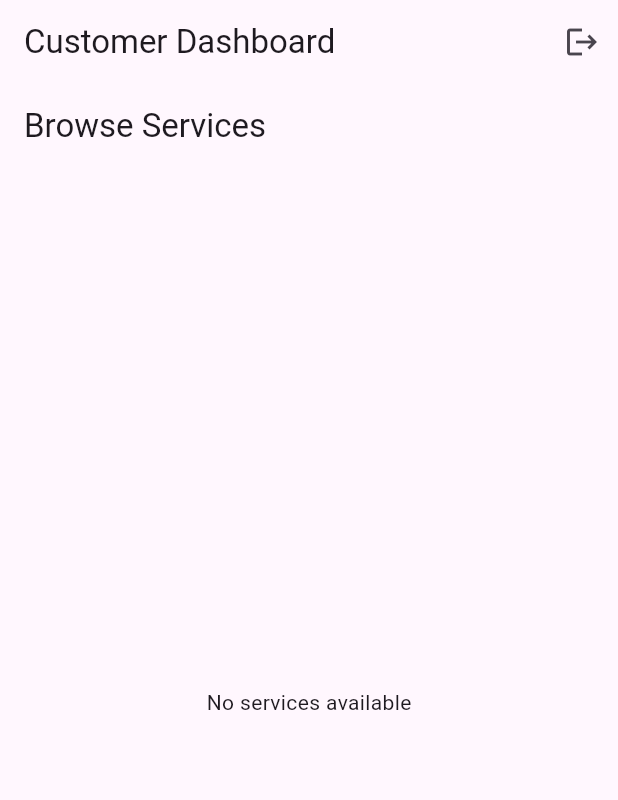
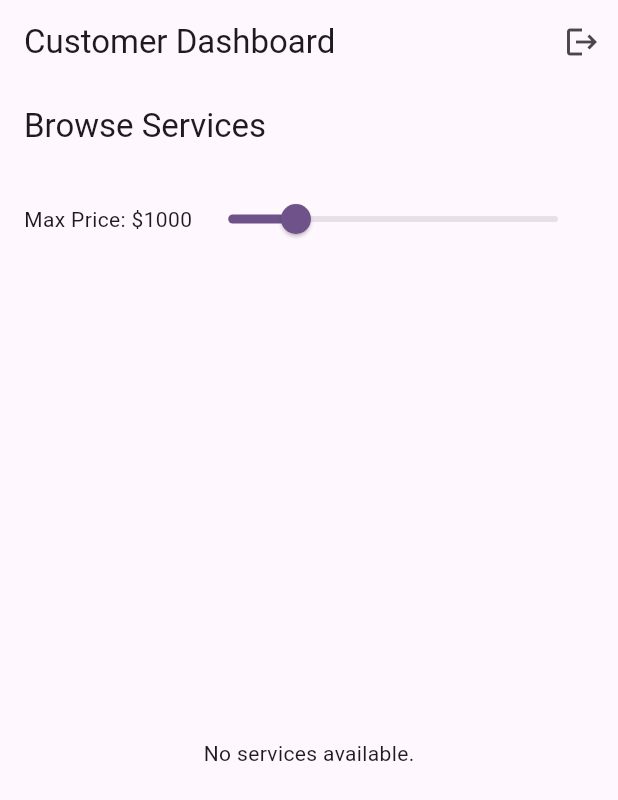
Before and after one commit to anashaslan/FestiGO, a Flutter app: the screen it shows once a user with an empty profile is signed in, on a phone screen of 412 x 824 dp. Shown: the top 800 px of the screen. Run offline on Flutter 3.47's test engine with Material 3 defaults, Android fonts, the light colour scheme and no system bars; our stand-ins replace cloud_firestore, firebase_auth, firebase_core; accounts and stored records are empty.

Commit message:
add features 'simple budget filter ui' in customerBrowseServicesScreen

```diff
--- a/event_service_app/lib/screens/customer_browse_services_screen.dart
+++ b/event_service_app/lib/screens/customer_browse_services_screen.dart
@@ -2,20 +2,56 @@ import 'package:flutter/material.dart';
 import 'package:cloud_firestore/cloud_firestore.dart';
 import 'service_detail_screen.dart';
 
-class CustomerBrowseServicesScreen extends StatelessWidget {
+class CustomerBrowseServicesScreen extends StatefulWidget {
+  @override
+  _CustomerBrowseServicesScreenState createState() => _CustomerBrowseServicesScreenState();
+}
+
+class _CustomerBrowseServicesScreenState extends State<CustomerBrowseServicesScreen> {
+  double _maxPrice = 1000;
+
   @override
   Widget build(BuildContext context) {
     return Scaffold(
       appBar: AppBar(title: Text('Browse Services')),
-      body: StreamBuilder<QuerySnapshot>(
-        stream: FirebaseFirestore.instance.collection('services').orderBy('createdAt', descending: true).snapshots(),
+      body: Column(
+        children: [
+          Padding(
+            padding: EdgeInsets.symmetric(horizontal: 16, vertical: 10),
+            child: Row(
+              children: [
+                Text('Max Price: \$${_maxPrice.toInt()}'),
+                Expanded(
+                  child: Slider(
+                    value: _maxPrice,
+                    min: 0,
+                    max: 5000,
+                    divisions: 50,
+                    label: _maxPrice.toInt().toString(),
+                    onChanged: (value) {
+                      setState(() {
+                        _maxPrice = value;
+                      });
+                    },
+                  ),
+                ),
+              ],
+            ),
+          ),
+          Expanded(
+            child: StreamBuilder<QuerySnapshot>(
+              stream: FirebaseFirestore.instance
+                  .collection('services')
+                  .where('price', isLessThanOrEqualTo: _maxPrice)
+                  .snapshots(),
               builder: (context, snapshot) {
-          if (!snapshot.hasData) return Center(child: CircularProgressIndicator());
+                if (!snapshot.hasData)
+                  return Center(child: CircularProgressIndicator());
 
                 final services = snapshot.data!.docs;
 
                 if (services.isEmpty) {
-            return Center(child: Text('No services available'));
+                  return Center(child: Text('No services available.'));
                 }
 
                 return ListView.builder(
@@ -26,19 +62,16 @@ class CustomerBrowseServicesScreen extends StatelessWidget {
                       margin: EdgeInsets.all(10),
                       elevation: 3,
                       child: ListTile(
+                        leading: (service['venue360Url'] != null && service['venue360Url'].isNotEmpty)
+                            ? Image.network(service['venue360Url'], width: 70, height: 70, fit: BoxFit.cover)
+                            : Icon(Icons.event),
                         title: Text(service['serviceName'] ?? 'No name'),
                         subtitle: Text('\$${service['price']?.toStringAsFixed(2) ?? '0.00'}'),
-                  trailing: service['venue360Url'] != null && service['venue360Url'].isNotEmpty
-                      ? Icon(Icons.photo_camera)
-                      : null,
                         onTap: () {
                           Navigator.push(
                             context,
                             MaterialPageRoute(
-                        builder: (context) => ServiceDetailScreen(
-                          serviceDoc: services[index],
-                        ),
-                      ),
+                                builder: (_) => ServiceDetailScreen(serviceDoc: services[index])),
                           );
                         },
                       ),
@@ -47,6 +80,9 @@ class CustomerBrowseServicesScreen extends StatelessWidget {
                 );
               },
             ),
+          ),
+        ],
+      ),
     );
   }
 }
```
Lines whose indentation alone changed are shown as unchanged.
